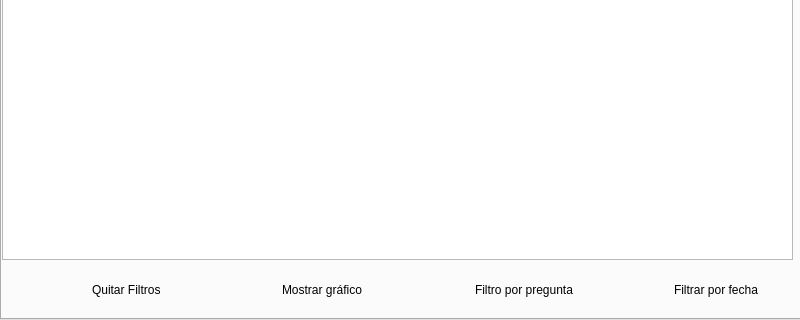
First picture: the form in asa_application/bitacora.ui, repository razulued/qt_application, before the edit; both pictures show x 0 to 800 and y 280 to 600 of the 800 by 600 pixel window.
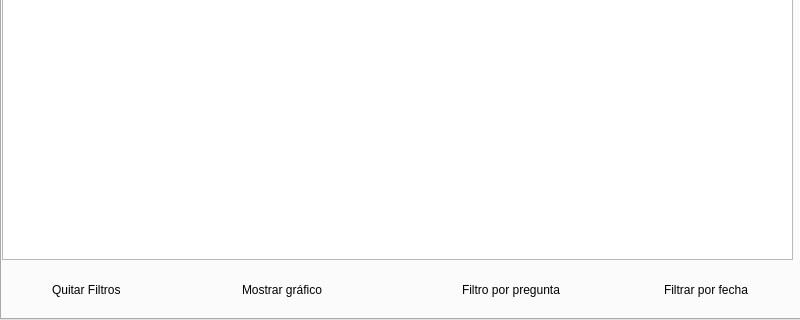
Second picture: the form after the edit. The open tabs and pages were chosen to show the change. Icons and pictures are not drawn.

What changed in the file:
```diff
--- a/asa_application/bitacora.ui
+++ b/asa_application/bitacora.ui
@@ -320,7 +320,7 @@
     <widget class="QPushButton" name="clear_filters">
      <property name="geometry">
       <rect>
-       <x>50</x>
+       <x>10</x>
        <y>461</y>
        <width>41</width>
        <height>31</height>
@@ -351,7 +351,7 @@
     <widget class="QPushButton" name="filtro_fecha">
      <property name="geometry">
       <rect>
-       <x>630</x>
+       <x>620</x>
        <y>457</y>
        <width>41</width>
        <height>41</height>
@@ -376,7 +376,7 @@
     <widget class="QLabel" name="label_quitar_filtros">
      <property name="geometry">
       <rect>
-       <x>90</x>
+       <x>50</x>
        <y>470</y>
        <width>111</width>
        <height>21</height>
@@ -389,9 +389,9 @@
     <widget class="QLabel" name="label_filtro_fecha">
      <property name="geometry">
       <rect>
-       <x>672</x>
+       <x>662</x>
        <y>470</y>
-       <width>121</width>
+       <width>131</width>
        <height>21</height>
       </rect>
      </property>
@@ -402,7 +402,7 @@
     <widget class="QPushButton" name="filtro_record">
      <property name="geometry">
       <rect>
-       <x>430</x>
+       <x>417</x>
        <y>460</y>
        <width>41</width>
        <height>41</height>
@@ -427,7 +427,7 @@
     <widget class="QLabel" name="label_filtro_record">
      <property name="geometry">
       <rect>
-       <x>473</x>
+       <x>460</x>
        <y>470</y>
        <width>141</width>
        <height>21</height>
@@ -440,7 +440,7 @@
     <widget class="QPushButton" name="graph_button">
      <property name="geometry">
       <rect>
-       <x>230</x>
+       <x>190</x>
        <y>465</y>
        <width>41</width>
        <height>31</height>
@@ -462,9 +462,9 @@
     <widget class="QLabel" name="label_mostrar_graficos">
      <property name="geometry">
       <rect>
-       <x>280</x>
+       <x>240</x>
        <y>470</y>
-       <width>111</width>
+       <width>131</width>
        <height>21</height>
       </rect>
      </property>
```
Left out of the diff: 8 changed lines with no effect on the pictures.
